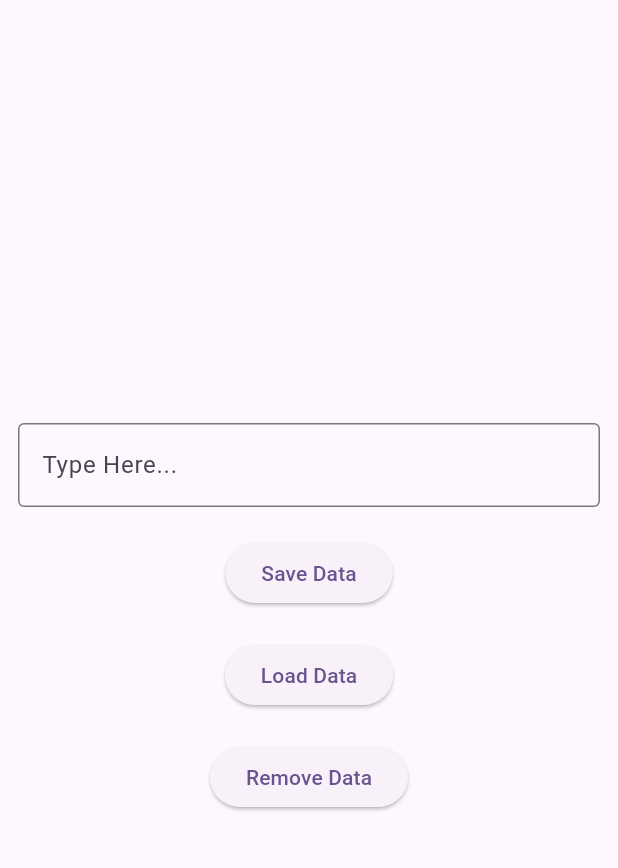
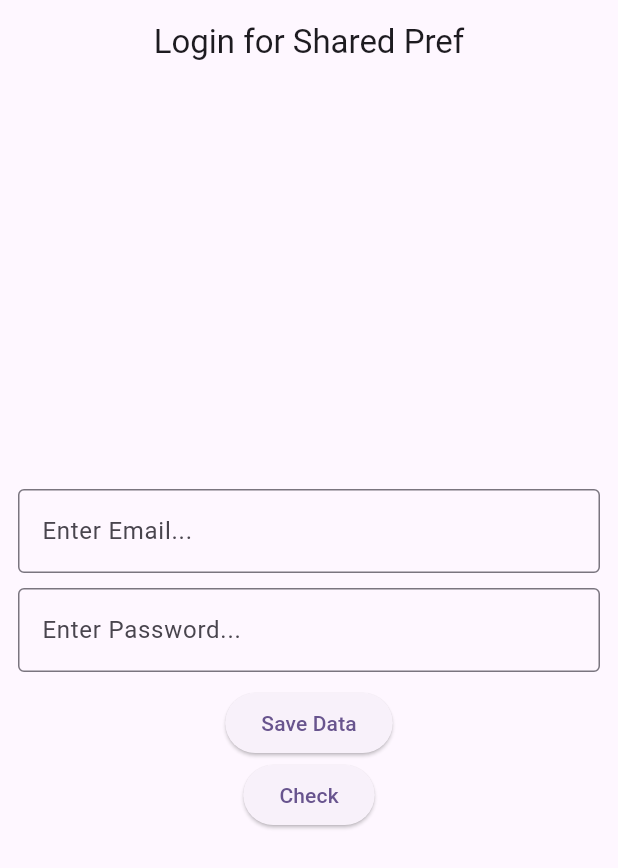
Before and after one commit to usmanck-flutter-developer/IT-Verse, a Flutter app: the screen it shows after launch, after a tap on "Save Data", on a phone screen of 412 x 824 dp. Shown: the top 868 px of the screen. Run offline on Flutter 3.47's test engine with Material 3 defaults, Android fonts, the phone set to English and light mode, and no system bars; our stand-ins replace flutter_animate, fluttertoast, introduction_screen, shared_preferences; network calls fail.

Commit message:
initail commit

```diff
--- a/lib/main.dart
+++ b/lib/main.dart
@@ -1,5 +1,6 @@
 import 'package:flutter/material.dart';
-import 'package:it_verse/assignments/shared_pref.dart';
+// import 'package:it_verse/assignments/shared_pref.dart';
+import 'package:it_verse/screen/login_shared.dart';
 
 void main() {
   runApp(const MyApp());
@@ -16,7 +17,8 @@ class MyApp extends StatelessWidget {
       theme: ThemeData(
         colorScheme: ColorScheme.fromSeed(seedColor: Colors.deepPurple),
       ),
-      home: SharedPref(),
+      // home: SharedPref(),
+      home: LoginShared(),
     );
   }
 }
--- /dev/null
+++ b/lib/screen/login_shared.dart
@@ -0,0 +1,105 @@
+import 'package:flutter/material.dart';
+import 'package:it_verse/components/message_screen.dart';
+import 'package:shared_preferences/shared_preferences.dart';
+
+class LoginShared extends StatefulWidget {
+  const LoginShared({super.key});
+
+  @override
+  State<LoginShared> createState() => _LoginSharedState();
+}
+
+class _LoginSharedState extends State<LoginShared> {
+  TextEditingController emailController = TextEditingController();
+  TextEditingController passwordController = TextEditingController();
+  String? checkEmail;
+  String? checkPassword;
+
+  @override
+  void initState() {
+    checkLogin();
+    super.initState();
+  }
+
+  void checkLogin() async {
+    final SharedPreferences prefs = await SharedPreferences.getInstance();
+    final String? checkEmail = prefs.getString('Email');
+    final String? checkPassword = prefs.getString('Password');
+
+    if (checkEmail != null || checkPassword != null) {
+      Navigator.push(
+        context,
+        MaterialPageRoute(builder: (context) => MessageScreen()),
+      );
+    }
+  }
+
+  @override
+  Widget build(BuildContext context) {
+    return Scaffold(
+      appBar: AppBar(title: Text('Login for Shared Pref'), centerTitle: true),
+      body: Center(
+        child: Padding(
+          padding: const EdgeInsets.symmetric(horizontal: 12.0),
+          child: Column(
+            mainAxisAlignment: MainAxisAlignment.center,
+            children: [
+              TextField(
+                controller: emailController,
+                decoration: InputDecoration(
+                  label: Text('Enter Email...'),
+                  border: OutlineInputBorder(
+                    borderSide: BorderSide(
+                      width: 6,
+                      color: Colors.black,
+                      strokeAlign: BorderSide.strokeAlignCenter,
+                    ),
+                  ),
+                ),
+              ),
+              SizedBox(height: 10),
+              TextField(
+                controller: passwordController,
+                decoration: InputDecoration(
+                  label: Text('Enter Password...'),
+                  border: OutlineInputBorder(
+                    borderSide: BorderSide(
+                      width: 6,
+                      color: Colors.black,
+                      strokeAlign: BorderSide.strokeAlignCenter,
+                    ),
+                  ),
+                ),
+              ),
+              SizedBox(height: 10),
+              ElevatedButton(
+                style: ButtonStyle(alignment: Alignment.center),
+                onPressed: () async {
+                  final SharedPreferences prefs =
+                      await SharedPreferences.getInstance();
+                  await prefs.setString('Email', emailController.text);
+                  await prefs.setString('Password', passwordController.text);
+                  // Clear TextField on Saving Data
+                  emailController.clear();
+                  passwordController.clear();
+                },
+                child: Text('Save Data'),
+              ),
+              ElevatedButton(
+                onPressed: () async {
+                  final SharedPreferences prefs =
+                      await SharedPreferences.getInstance();
+                  final String? checkEmail = prefs.getString('Email');
+                  final String? checkPassword = prefs.getString('Password');
+                  print(checkEmail);
+                  print(checkPassword);
+                },
+                child: Text('Check'),
+              ),
+            ],
+          ),
+        ),
+      ),
+    );
+  }
+}
```
